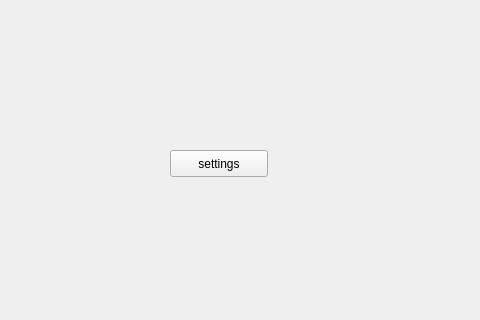
The window that src/app/settings/SettingsFunc.ui (gonghf95/g5c) describes before a commit, drawn with Qt 5.
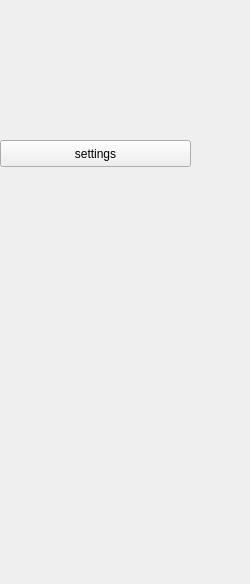
The same window after the commit.

```diff
--- a/src/app/settings/SettingsFunc.ui
+++ b/src/app/settings/SettingsFunc.ui
@@ -6,19 +6,31 @@
    <rect>
     <x>0</x>
     <y>0</y>
-    <width>480</width>
-    <height>320</height>
+    <width>250</width>
+    <height>584</height>
    </rect>
   </property>
+  <property name="minimumSize">
+   <size>
+    <width>250</width>
+    <height>584</height>
+   </size>
+  </property>
+  <property name="maximumSize">
+   <size>
+    <width>16777215</width>
+    <height>584</height>
+   </size>
+  </property>
   <property name="windowTitle">
    <string>Form</string>
   </property>
   <widget class="QPushButton" name="btn_switch">
    <property name="geometry">
     <rect>
-     <x>170</x>
-     <y>150</y>
-     <width>98</width>
+     <x>0</x>
+     <y>140</y>
+     <width>191</width>
      <height>27</height>
     </rect>
    </property>
```
